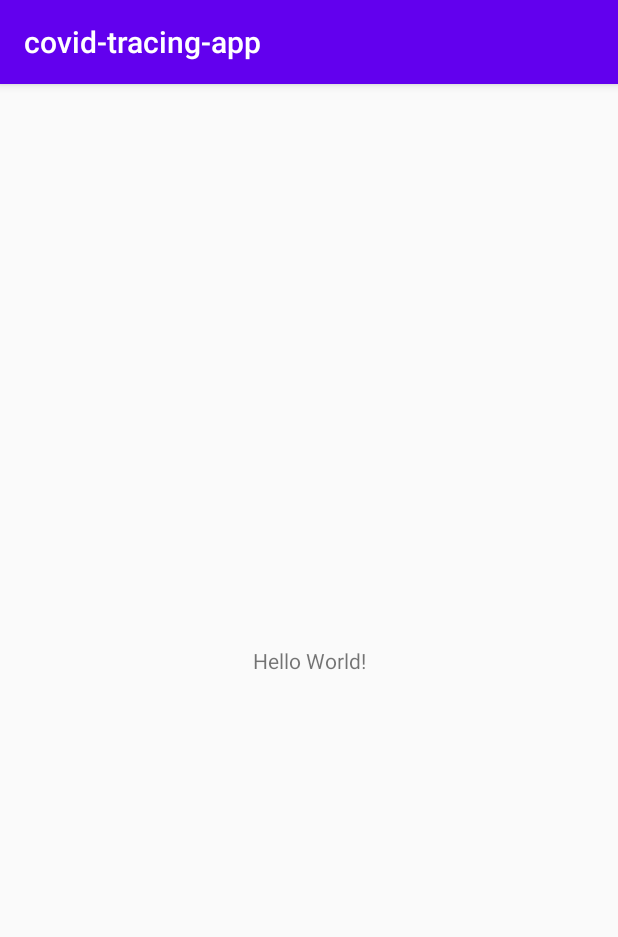
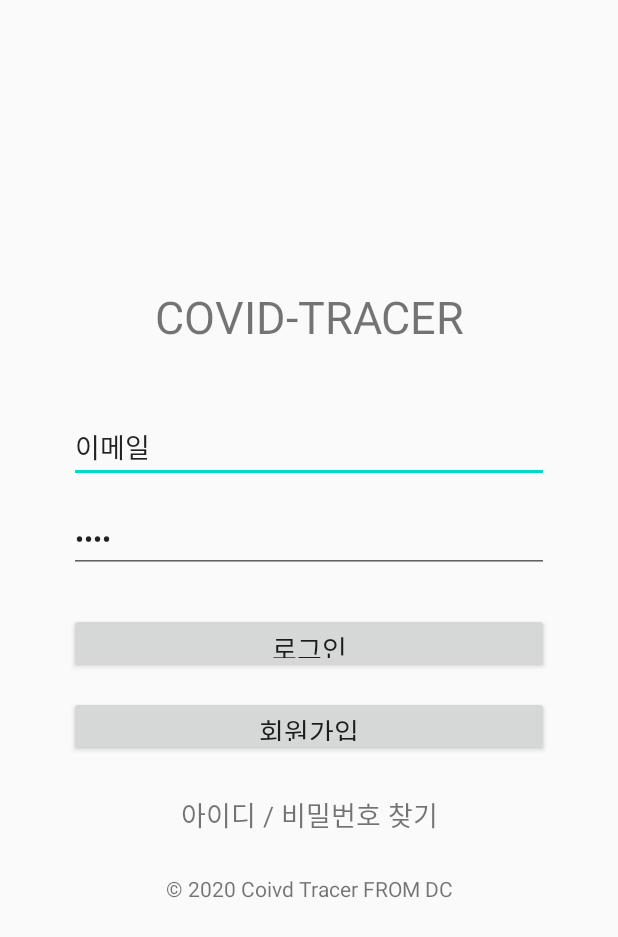
Before and after one commit to DC-Destroy-Corona/covid-tracing-app, an Android app: the screen it shows after launch (MainActivity before the commit, LoginActivity after it), on a phone screen of 412 x 824 dp. Shown: the top 937 px of the screen. Run offline under Robolectric (Android 15) with nearby library versions, the phone set to English and light mode, and no system bars.

Commit message:
Create LoginActivity
Apply the designed screen

```diff
--- a/app/src/main/AndroidManifest.xml
+++ b/app/src/main/AndroidManifest.xml
@@ -9,13 +9,16 @@
         android:roundIcon="@mipmap/ic_launcher_round"
         android:supportsRtl="true"
         android:theme="@style/AppTheme">
-        <activity android:name=".MainActivity">
+        <activity
+            android:name=".LoginActivity"
+            android:theme="@style/AppTheme.NoActionBar">
             <intent-filter>
                 <action android:name="android.intent.action.MAIN" />
 
                 <category android:name="android.intent.category.LAUNCHER" />
             </intent-filter>
         </activity>
+
     </application>
 
 </manifest>
--- a/app/src/main/java/com/example/covid_tracing_app/MainActivity.java
+++ b/app/src/main/java/com/example/covid_tracing_app/LoginActivity.java
@@ -4,11 +4,11 @@ import androidx.appcompat.app.AppCompatActivity;
 
 import android.os.Bundle;
 
-public class MainActivity extends AppCompatActivity {
+public class LoginActivity extends AppCompatActivity {
 
     @Override
     protected void onCreate(Bundle savedInstanceState) {
         super.onCreate(savedInstanceState);
-        setContentView(R.layout.activity_main);
+        setContentView(R.layout.activity_login);
     }
 }
--- /dev/null
+++ b/app/src/main/res/layout/activity_login.xml
@@ -0,0 +1,104 @@
+<?xml version="1.0" encoding="utf-8"?>
+<androidx.constraintlayout.widget.ConstraintLayout xmlns:android="http://schemas.android.com/apk/res/android"
+    xmlns:app="http://schemas.android.com/apk/res-auto"
+    xmlns:tools="http://schemas.android.com/tools"
+    android:layout_width="match_parent"
+    android:layout_height="match_parent"
+    tools:context=".LoginActivity">
+
+    <TextView
+        android:id="@+id/title"
+        android:layout_width="185dp"
+        android:layout_height="35dp"
+        android:gravity="center"
+        android:text="아이디 / 비밀번호 찾기"
+        android:textSize="18sp"
+        app:layout_constraintBottom_toBottomOf="parent"
+        app:layout_constraintEnd_toEndOf="parent"
+        app:layout_constraintStart_toStartOf="parent"
+        app:layout_constraintTop_toTopOf="parent"
+        app:layout_constraintVertical_bias="0.666" />
+
+    <TextView
+        android:id="@+id/width"
+        android:layout_width="wrap_content"
+        android:layout_height="35dp"
+        android:gravity="center"
+        android:text="© 2020 Coivd Tracer FROM DC"
+        app:layout_constraintBottom_toBottomOf="parent"
+        app:layout_constraintEnd_toEndOf="parent"
+        app:layout_constraintStart_toStartOf="parent"
+        app:layout_constraintTop_toTopOf="parent"
+        app:layout_constraintVertical_bias="0.729" />
+
+    <TextView
+        android:id="@+id/textView"
+        android:layout_width="wrap_content"
+        android:layout_height="35dp"
+        android:gravity="center"
+        android:text="COVID-TRACER"
+        android:textSize="30sp"
+        app:layout_constraintBottom_toBottomOf="parent"
+        app:layout_constraintEnd_toEndOf="parent"
+        app:layout_constraintStart_toStartOf="parent"
+        app:layout_constraintTop_toTopOf="parent"
+        app:layout_constraintVertical_bias="0.242" />
+
+    <EditText
+        android:id="@+id/editTextEmail"
+        android:layout_width="wrap_content"
+        android:layout_height="wrap_content"
+        android:ems="15"
+        android:inputType="textEmailAddress"
+        android:text="이메일"
+        android:textSize="18sp"
+        app:layout_constraintBottom_toBottomOf="parent"
+        app:layout_constraintEnd_toEndOf="parent"
+        app:layout_constraintStart_toStartOf="parent"
+        app:layout_constraintTop_toTopOf="parent"
+        app:layout_constraintVertical_bias="0.354" />
+
+    <EditText
+        android:id="@+id/editTextPassword"
+        android:layout_width="wrap_content"
+        android:layout_height="wrap_content"
+        android:ems="15"
+        android:inputType="textPassword"
+        android:text="비밀번호"
+        android:textSize="18sp"
+        app:layout_constraintBottom_toBottomOf="parent"
+        app:layout_constraintEnd_toEndOf="parent"
+        app:layout_constraintStart_toStartOf="parent"
+        app:layout_constraintTop_toTopOf="parent"
+        app:layout_constraintVertical_bias="0.432" />
+
+    <Button
+        android:id="@+id/buttonLogin"
+        android:layout_width="wrap_content"
+        android:layout_height="40dp"
+        android:ems="15"
+        android:gravity="center_horizontal|top"
+        android:text="로그인"
+        android:textIsSelectable="false"
+        android:textSize="18sp"
+        app:layout_constraintBottom_toBottomOf="parent"
+        app:layout_constraintEnd_toEndOf="parent"
+        app:layout_constraintStart_toStartOf="parent"
+        app:layout_constraintTop_toTopOf="parent"
+        app:layout_constraintVertical_bias="0.521" />
+
+    <Button
+        android:id="@+id/buttonSignup"
+        android:layout_width="wrap_content"
+        android:layout_height="40dp"
+        android:ems="15"
+        android:gravity="center_horizontal|top"
+        android:text="회원가입"
+        android:textSize="18sp"
+        app:layout_constraintBottom_toBottomOf="parent"
+        app:layout_constraintEnd_toEndOf="parent"
+        app:layout_constraintHorizontal_bias="0.498"
+        app:layout_constraintStart_toStartOf="parent"
+        app:layout_constraintTop_toTopOf="parent"
+        app:layout_constraintVertical_bias="0.592" />
+</androidx.constraintlayout.widget.ConstraintLayout>
--- a/app/src/main/res/layout/activity_main.xml
+++ /dev/null
@@ -1,18 +0,0 @@
-<?xml version="1.0" encoding="utf-8"?>
-<androidx.constraintlayout.widget.ConstraintLayout xmlns:android="http://schemas.android.com/apk/res/android"
-    xmlns:app="http://schemas.android.com/apk/res-auto"
-    xmlns:tools="http://schemas.android.com/tools"
-    android:layout_width="match_parent"
-    android:layout_height="match_parent"
-    tools:context=".MainActivity">
-
-    <TextView
-        android:layout_width="wrap_content"
-        android:layout_height="wrap_content"
-        android:text="Hello World!"
-        app:layout_constraintBottom_toBottomOf="parent"
-        app:layout_constraintLeft_toLeftOf="parent"
-        app:layout_constraintRight_toRightOf="parent"
-        app:layout_constraintTop_toTopOf="parent" />
-
-</androidx.constraintlayout.widget.ConstraintLayout>
--- a/app/src/main/res/values/styles.xml
+++ b/app/src/main/res/values/styles.xml
@@ -7,4 +7,9 @@
         <item name="colorAccent">@color/colorAccent</item>
     </style>
 
+    <style name="AppTheme.NoActionBar">
+        <item name="windowActionBar">false</item>
+        <item name="windowNoTitle">true</item>
+    </style>
+
 </resources>
```
